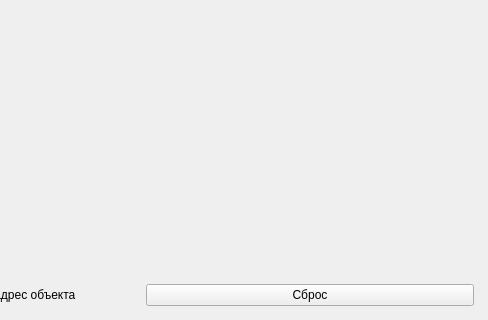
Old version of the form screens/main_screen.ui in the repository ZinixZay/Ya_Karta; both pictures show x 312 to 800 and y 280 to 600 of the 800 by 600 pixel window.
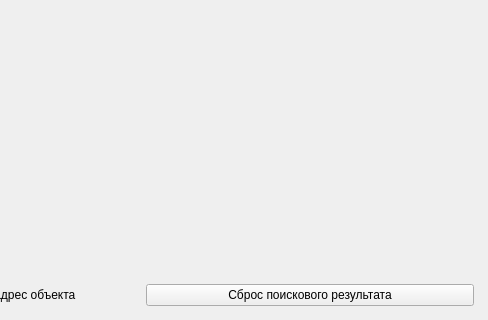
New version of the form.

Commit message: reset point

Diff of the .ui file:
```diff
--- a/screens/main_screen.ui
+++ b/screens/main_screen.ui
@@ -65,7 +65,7 @@
       <item row="2" column="3">
        <widget class="QPushButton" name="reset_button">
         <property name="text">
-         <string>Сброс</string>
+         <string>Сброс поискового результата</string>
         </property>
        </widget>
       </item>
```
The commit also changes 2 other files.
